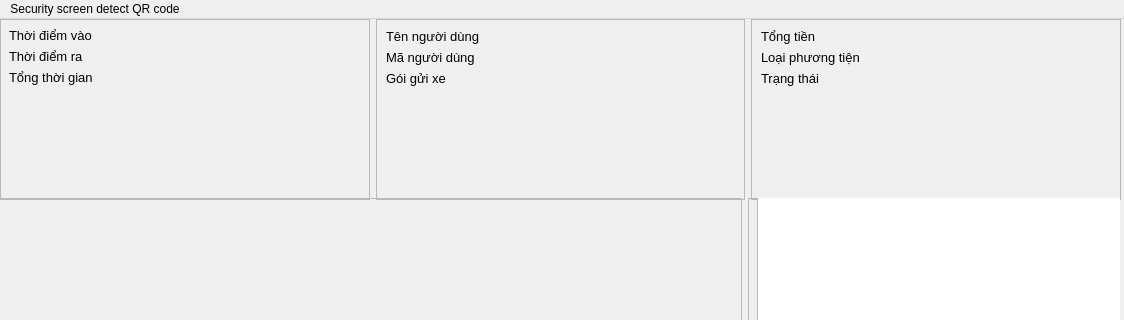
Before: the Qt Designer form backend/GUI_security/security_console_qr.ui in HieuLuong2811/parking-system-management, drawn with Qt 5; both pictures show x 0 to 1124 and y 0 to 320 of the 1124 by 730 pixel window.
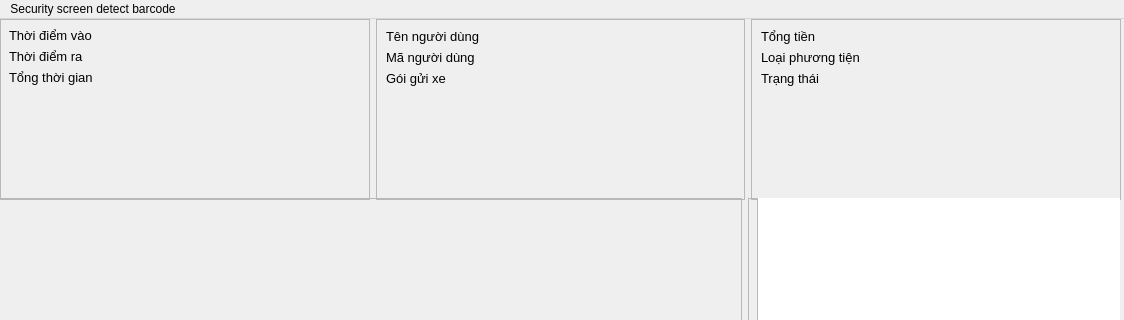
After: the same form once the commit is applied.

```diff
--- a/backend/GUI_security/security_console_qr.ui
+++ b/backend/GUI_security/security_console_qr.ui
@@ -413,7 +413,7 @@
    </property>
    <widget class="QMenu" name="menuSecurity_screen_detect_QR_code">
     <property name="title">
-     <string>Security screen detect QR code</string>
+     <string>Security screen detect barcode</string>
     </property>
    </widget>
    <addaction name="menuSecurity_screen_detect_QR_code"/>
```
Left out of the diff: 2 changed lines with no effect on the pictures.
